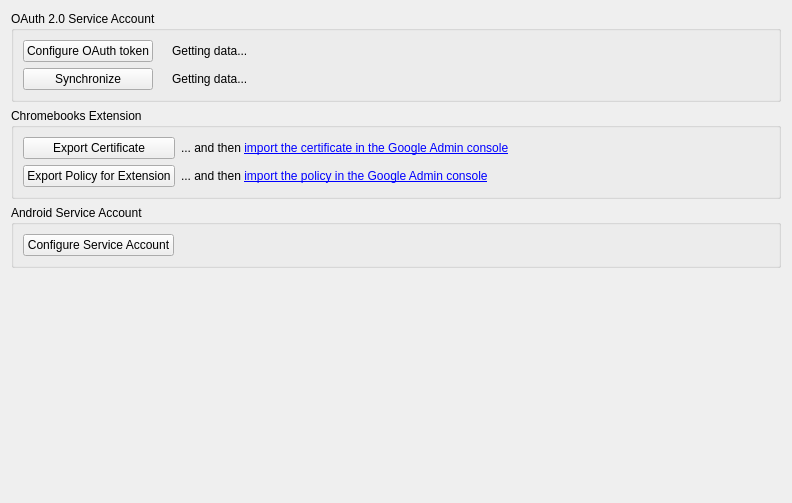
Old version of the form FWAdminLib/Preferences/ChromebookPreferencesWidget.ui in the repository fw-dev/translations.
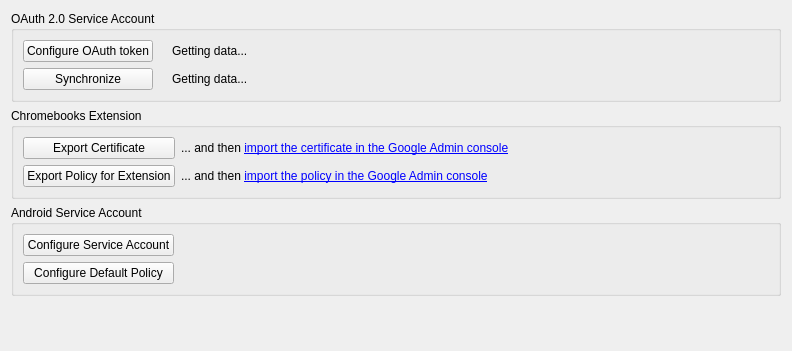
New version of the form. Custom widgets are drawn as their Qt base class.

What changed in the file:
```diff
--- a/FWAdminLib/Preferences/ChromebookPreferencesWidget.ui
+++ b/FWAdminLib/Preferences/ChromebookPreferencesWidget.ui
@@ -7,7 +7,7 @@
     <x>0</x>
     <y>0</y>
     <width>792</width>
-    <height>503</height>
+    <height>351</height>
    </rect>
   </property>
   <property name="windowTitle">
@@ -168,6 +168,13 @@
         </property>
        </spacer>
       </item>
+      <item row="1" column="0">
+       <widget class="QPushButton" name="configureEMMDefaultPolicyButton">
+        <property name="text">
+         <string>Configure Default Policy</string>
+        </property>
+       </widget>
+      </item>
      </layout>
     </widget>
    </item>
```
